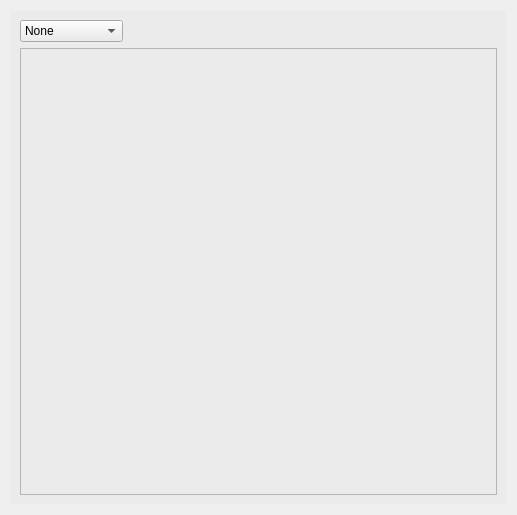
The window that src/edcon/gui/ui/processdata_tab.ui (Festo-se/festo-edcon) describes before a commit, drawn with Qt 5.
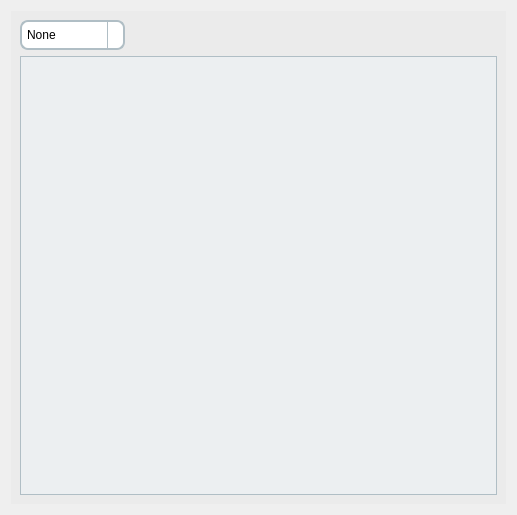
The same window after the commit. Icons and pictures are not drawn.

Commit message: changes processdata_tab

The edit to the form file:
```diff
--- a/src/edcon/gui/ui/processdata_tab.ui
+++ b/src/edcon/gui/ui/processdata_tab.ui
@@ -36,6 +36,35 @@
          <layout class="QHBoxLayout" name="horizontalLayout">
           <item>
            <widget class="QComboBox" name="comboBox">
+            <property name="styleSheet">
+             <string notr="true">QComboBox {
+    border: 2px solid #B0BEC5; /* Grauer Rand */
+    border-radius: 8px; /* Abgerundete Ecken */
+    padding: 5px; /* Abstand innen */
+    background-color: white; /* Hellgrauer Hintergrund */
+	font: 10pt &quot;MS Shell Dlg 2&quot;;
+}
+
+QComboBox:hover {
+    border-color: #78909C; /* Dunklerer Rand beim Hover */
+}
+
+QComboBox::drop-down {
+    subcontrol-origin: padding;
+    subcontrol-position: top right; /* Position des Dropdown-Pfeils */
+    border-left-width: 1px; /* Linie zwischen Text und Dropdown-Pfeil */
+    border-left-color: #B0BEC5; /* Farbe der Linie zwischen Text und Dropdown-Pfeil */
+    border-left-style: solid; /* Stil der Linie zwischen Text und Dropdown-Pfeil */
+}
+
+QComboBox QAbstractItemView {
+    border: 2px solid #B0BEC5; /* Rand der Dropdown-Liste */
+    selection-background-color: #78909C; /* Hintergrundfarbe für ausgewähltes Item */
+    color: #37474F; /* Textfarbe */
+    background-color: #ECEFF1; /* Hintergrundfarbe */
+    padding: 10px; /* Abstand */
+}</string>
+            </property>
             <item>
              <property name="text">
               <string>None</string>
@@ -80,8 +109,90 @@
         </item>
         <item>
          <widget class="QTreeView" name="treeView">
+          <property name="maximumSize">
+           <size>
+            <width>7000</width>
+            <height>16777215</height>
+           </size>
+          </property>
           <property name="styleSheet">
-           <string notr="true"/>
+           <string notr="true">QTreeView {
+    border: 1px solid #B0BEC5; /* Grauer Rand für den gesamten View */
+    background-color: #ECEFF1; /* Helle Hintergrundfarbe */
+    color: #37474F; /* Dunkelgraue Schriftfarbe */
+    alternate-background-color: #CFD8DC; /* Alternierende Zeilenfarbe */
+}
+
+QTreeView::item {
+    border-bottom: 1px solid #B0BEC5; /* Feiner Linienstil zwischen den Elementen */
+    padding: 4px;
+    background-color: transparent;
+    color: #37474F;
+}
+
+QTreeView::item:selected {
+    background-color: rgb(0, 170, 255); /* Hervorhebungs-Farbe bei Auswahl */
+    color: white;
+}
+
+QTreeView::item:selected:active {
+    background-color: rgb(0, 170, 255); /* Hervorhebungsfarbe bei aktiver Auswahl */
+    color: white;
+}
+
+QTreeView::item:selected:!active {
+    background-color:rgb(0, 170, 255);
+    color: white;
+}
+
+QHeaderView::section {
+    background-color: #CFD8DC; /* Hintergrundfarbe der Header */
+    padding: 4px;
+    border-top: 1px solid #B0BEC5; /* Top-Border der Header */
+    border-bottom: 1px solid #B0BEC5; /* Bottom-Border der Header */
+    border-right: 1px solid #B0BEC5; /* Right-Border zwischen Headern */
+    color: #37474F; /* Schriftfarbe der Header */
+    font-weight: bold; /* Fettschrift für die Header-Titel */
+    font-size: 12px; /* Schriftgröße */
+}
+
+/* Anpassung der Scrollbars wie im TableView */
+QScrollBar:vertical {
+    background: #ECEFF1;
+    width: 10px;
+    margin: 15px 0 15px 0;
+    border: 1px solid #B0BEC5;
+}
+
+QScrollBar::handle:vertical {
+    background: #CFD8DC;
+    min-height: 20px;
+}
+
+QScrollBar::handle:vertical:hover {
+    background: #B0BEC5;
+}
+
+QScrollBar::sub-line:vertical {
+    margin: 3px 0 3px 0;
+    border-image: url(:/icons/up_arrow.png); /* Pfeil nach oben */
+    height: 10px;
+    subcontrol-position: top;
+    subcontrol-origin: margin;
+}
+
+QScrollBar::add-line:vertical {
+    margin: 3px 0 3px 0;
+    border-image: url(:/icons/down_arrow.png); /* Pfeil nach unten */
+    height: 10px;
+    subcontrol-position: bottom;
+    subcontrol-origin: margin;
+}
+
+QScrollBar::add-page:vertical, QScrollBar::sub-page:vertical {
+    background: none;
+}
+</string>
           </property>
           <property name="textElideMode">
            <enum>Qt::ElideRight</enum>
```
The commit also changes 1 other file.
